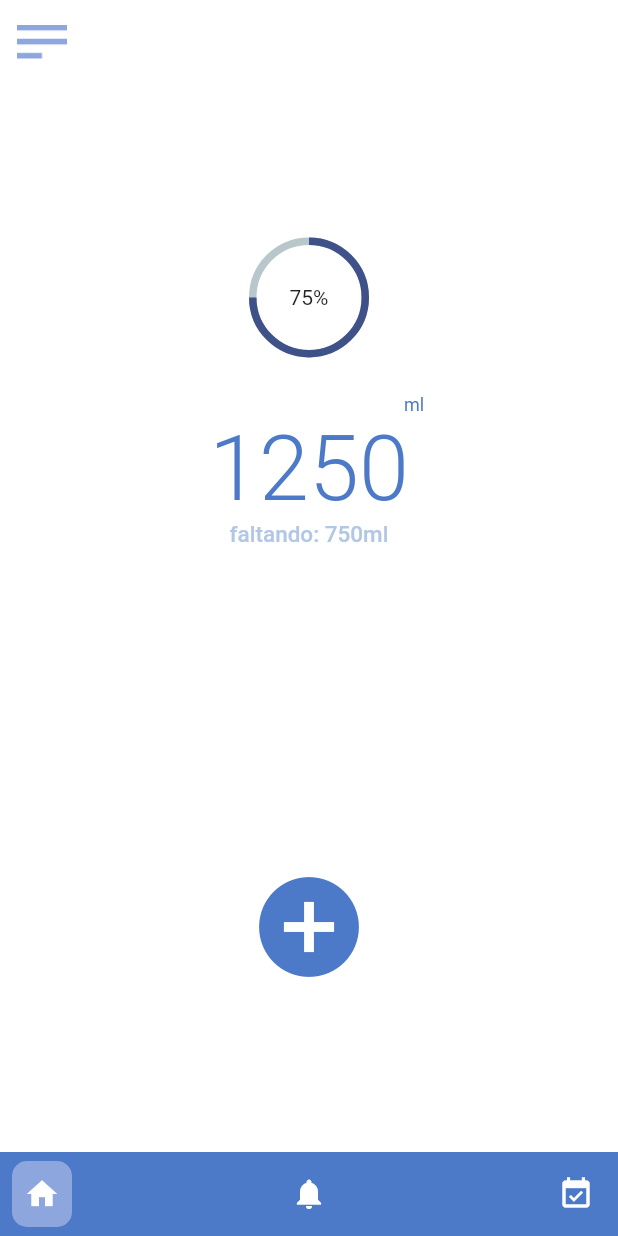
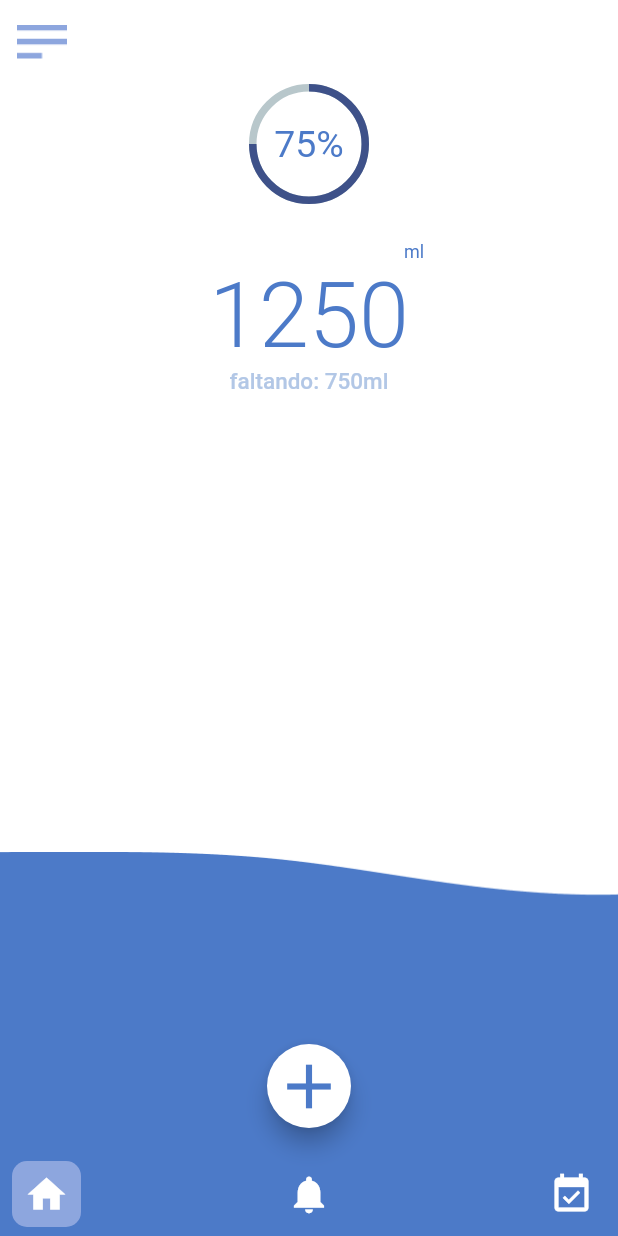
Before and after one commit to Felipe-dot/Ocean, a Flutter app: the MyHomePageScreen screen opened by its route, on a phone screen of 412 x 824 dp. Run offline on Flutter 3.47's test engine with Material 2 defaults, Android fonts, the phone set to English and light mode, and no system bars; drawn by our look-alikes of percent_indicator; our stand-ins replace font_awesome_flutter, numberpicker, splashscreen.

Commit message:
Melhorando a home page

```diff
--- a/drinkwater/lib/screens/my_home_page_screen.dart
+++ b/drinkwater/lib/screens/my_home_page_screen.dart
@@ -1,8 +1,6 @@
 import 'package:drinkwater/components/my_bottom_nav_bar.dart';
 import 'package:flutter/material.dart';
 import 'package:percent_indicator/circular_percent_indicator.dart';
-import 'package:wave/config.dart';
-import 'package:wave/wave.dart';
 
 import '../constant.dart';
 
@@ -18,6 +16,7 @@ class _MyHomePageScreenState extends State<MyHomePageScreen> {
   @override
   Widget build(BuildContext context) {
     return Scaffold(
+      floatingActionButtonLocation: FloatingActionButtonLocation.centerFloat,
       appBar: AppBar(
         elevation: 0,
         backgroundColor: kWhite,
@@ -35,7 +34,6 @@ class _MyHomePageScreenState extends State<MyHomePageScreen> {
       ),
       drawer: Drawer(
         child: ListView(
-          // Important: Remove any padding from the ListView.
           padding: EdgeInsets.zero,
           children: [
             const DrawerHeader(
@@ -57,12 +55,12 @@ class _MyHomePageScreenState extends State<MyHomePageScreen> {
       ),
       body: SafeArea(
         child: Container(
-          decoration: BoxDecoration(
+          decoration: const BoxDecoration(
             color: kWhite,
           ),
           alignment: Alignment.center,
           child: Column(
-            mainAxisAlignment: MainAxisAlignment.spaceAround,
+            mainAxisAlignment: MainAxisAlignment.spaceBetween,
             crossAxisAlignment: CrossAxisAlignment.center,
             children: [
               Column(
@@ -71,17 +69,23 @@ class _MyHomePageScreenState extends State<MyHomePageScreen> {
                     radius: 40.0,
                     lineWidth: 5.0,
                     percent: 0.75,
-                    center: Text("75%"),
+                    center: const Text(
+                      "75%",
+                      style: TextStyle(
+                        color: kMainColor,
+                        fontSize: 25,
+                      ),
+                    ),
                     progressColor: kDark1,
                   ),
-                  SizedBox(
+                  const SizedBox(
                     height: 25,
                   ),
                   Column(
                     children: [
                       Container(
-                        margin: EdgeInsets.only(left: 140),
-                        child: Text(
+                        margin: const EdgeInsets.only(left: 140),
+                        child: const Text(
                           "ml",
                           style: TextStyle(
                             color: kMainColor,
@@ -90,7 +94,7 @@ class _MyHomePageScreenState extends State<MyHomePageScreen> {
                           ),
                         ),
                       ),
-                      Text(
+                      const Text(
                         "1250",
                         style: TextStyle(
                           color: kMainColor,
@@ -98,7 +102,7 @@ class _MyHomePageScreenState extends State<MyHomePageScreen> {
                           fontWeight: FontWeight.w300,
                         ),
                       ),
-                      Text(
+                      const Text(
                         "faltando: 750ml",
                         style: TextStyle(
                           color: kLightBlue2,
@@ -110,20 +114,35 @@ class _MyHomePageScreenState extends State<MyHomePageScreen> {
                   ),
                 ],
               ),
-              IconButton(
-                onPressed: () {},
-                iconSize: 80,
-                icon: Icon(
-                  Icons.add_circle,
-                  color: kMainColor,
+              Container(
+                height: 200,
+                decoration: const BoxDecoration(
+                  color: kWhite,
+                  image: DecorationImage(
+                    alignment: Alignment.bottomCenter,
+                    scale: 0.5,
+                    image: AssetImage(
+                      'assets/images/wave.png',
+                    ),
+                    fit: BoxFit.fill,
+                  ),
                 ),
-                color: kWhite,
               ),
             ],
           ),
         ),
       ),
+      floatingActionButton: FloatingActionButton(
+        backgroundColor: kWhite,
+        onPressed: () {},
+        child: const Icon(
+          Icons.add,
+          color: kMainColor,
+          size: 50,
+        ),
+      ),
       bottomNavigationBar: MyBottomNavBar(
+        iconSize: 30,
         selectedIndex: _currentIndex,
         backgroundColor: kMainColor,
         showElevation: false,
@@ -132,25 +151,25 @@ class _MyHomePageScreenState extends State<MyHomePageScreen> {
         onItemSelected: (index) => setState(() => _currentIndex = index),
         items: <BottomNavyBarItem>[
           BottomNavyBarItem(
-            icon: Icon(
+            icon: const Icon(
               Icons.home,
-              color:  kWhite,
+              color: kWhite,
             ),
             activeColor: kLightBlue1,
             inactiveColor: kMainColor,
           ),
           BottomNavyBarItem(
-            icon: Icon(
+            icon: const Icon(
               Icons.notifications,
-              color:  kWhite,
+              color: kWhite,
             ),
             activeColor: kLightBlue1,
             inactiveColor: kMainColor,
           ),
           BottomNavyBarItem(
-            icon: Icon(
+            icon: const Icon(
               Icons.event_available,
-              color:  kWhite,
+              color: kWhite,
             ),
             activeColor: kLightBlue1,
             inactiveColor: kMainColor,
```
Also changed, not shown: drinkwater/assets/images/wave.png (added).
